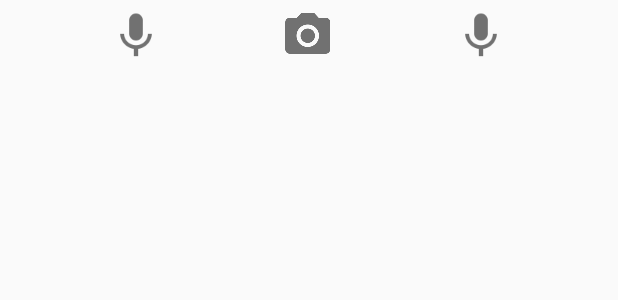
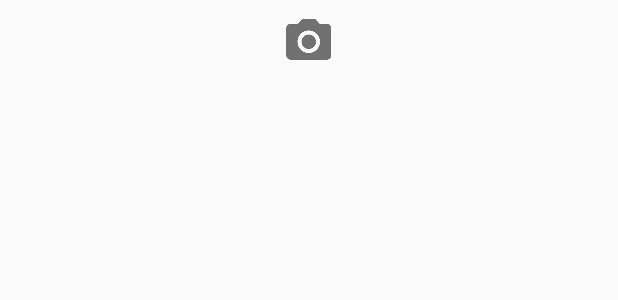
Before and after one commit to nbsp-team/translator-plus, an Android app: the layout main_bottom_buttons_bar.xml on its own in the app's theme, with its tools: preview values and no code run, on a phone screen of 412 x 824 dp. Shown: the top 300 px of the screen. Run offline under Robolectric (Android 15) with nearby library versions, the phone set to English and light mode, and no system bars.

Commit message:
Small fixes

```diff
--- a/app/src/main/AndroidManifest.xml
+++ b/app/src/main/AndroidManifest.xml
@@ -30,7 +30,8 @@
         <activity
             android:name=".ui.ActivityCloudSightAnalyze"
             android:label="@string/app_name"
-            android:theme="@style/AppTheme" >
+            android:theme="@style/AppTheme"
+            android:screenOrientation="portrait">
         </activity>
     </application>
 
--- a/app/src/main/java/com/nbsp/translator/api/ApiCloudSight.java
+++ b/app/src/main/java/com/nbsp/translator/api/ApiCloudSight.java
@@ -42,9 +42,7 @@ public class ApiCloudSight {
     private void initRestAdapter() {
         mRestAdapter = new RestAdapter.Builder()
                 .setEndpoint(BASE_URL)
-                .setRequestInterceptor(request -> {
-                    request.addHeader("Authorization", "CloudSight " + API_KEY);
-                })
+                .setRequestInterceptor(request -> request.addHeader("Authorization", "CloudSight " + API_KEY))
                 .setErrorHandler(cause -> {
                     switch(cause.getKind()) {
                         case NETWORK:
--- a/app/src/main/java/com/nbsp/translator/ui/ActivityEditText.java
+++ b/app/src/main/java/com/nbsp/translator/ui/ActivityEditText.java
@@ -1,11 +1,13 @@
 package com.nbsp.translator.ui;
 
+import android.content.Context;
 import android.content.Intent;
 import android.os.Bundle;
 import android.support.v7.app.AppCompatActivity;
 import android.transition.Fade;
 import android.transition.Transition;
 import android.view.View;
+import android.view.inputmethod.InputMethodManager;
 import android.widget.ImageView;
 import android.widget.LinearLayout;
 
@@ -58,6 +60,7 @@ public class ActivityEditText extends AppCompatActivity {
         if (getIntent() != null) {
             String text = getIntent().getExtras().getString(ORIGINAL_TEXT_EXTRA);
             mOriginalEditText.setText(text);
+            mOriginalEditText.setSelection(mOriginalEditText.getText().length());
         }
 
         mTranslateResultBar = new TranslateResultBar(mResultContainer);
@@ -141,6 +144,9 @@ public class ActivityEditText extends AppCompatActivity {
         intent.putExtra(ActivityTranslator.ORIGINAL_TEXT_EXTRA, mOriginalEditText.getText().toString());
         setResult(RESULT_OK, intent);
 
+        InputMethodManager imm = (InputMethodManager)getSystemService(Context.INPUT_METHOD_SERVICE);
+        imm.hideSoftInputFromWindow(mOriginalEditText.getWindowToken(), 0);
+
         super.onBackPressed();
     }
 
--- a/app/src/main/java/com/nbsp/translator/ui/ActivityTranslator.java
+++ b/app/src/main/java/com/nbsp/translator/ui/ActivityTranslator.java
@@ -61,6 +61,12 @@ public class ActivityTranslator extends AppCompatActivity {
     }
 
     @Override
+    protected void onResume() {
+        super.onResume();
+        mOriginalTextInput.setSelection(mOriginalTextInput.getText().length());
+    }
+
+    @Override
     protected void onDestroy() {
         super.onDestroy();
         mSubscription.unsubscribe();
--- a/app/src/main/res/layout/main_bottom_buttons_bar.xml
+++ b/app/src/main/res/layout/main_bottom_buttons_bar.xml
@@ -3,53 +3,17 @@
     xmlns:android="http://schemas.android.com/apk/res/android"
     android:layout_width="match_parent"
     android:layout_height="wrap_content"
+    android:gravity="center"
     android:layout_marginBottom="8dp"
     >
-    <Space
-        android:layout_width="0dp"
-        android:layout_height="1dp"
-        android:layout_weight="1" >
-    </Space>
-
-    <ImageButton
-        android:id="@+id/main_bottom_button_mic"
-        android:layout_width="@dimen/main_bottom_button_size"
-        android:layout_height="@dimen/main_bottom_button_size"
-        android:src="@drawable/ic_mic_black_36dp"
-        style="@style/MainBottomButton"
-        />
-
-    <Space
-        android:layout_width="0dp"
-        android:layout_height="1dp"
-        android:layout_weight="1" >
-    </Space>
 
     <ImageButton
         android:id="@+id/main_bottom_button_image"
         android:layout_width="@dimen/main_bottom_button_size"
         android:layout_height="@dimen/main_bottom_button_size"
+        android:padding="4dp"
         android:src="@drawable/ic_camera_alt_black_36dp"
         style="@style/MainBottomButton"
         />
 
-    <Space
-        android:layout_width="0dp"
-        android:layout_height="1dp"
-        android:layout_weight="1" >
-    </Space>
-
-    <ImageButton
-        android:id="@+id/main_bottom_button"
-        android:layout_width="@dimen/main_bottom_button_size"
-        android:layout_height="@dimen/main_bottom_button_size"
-        android:src="@drawable/ic_mic_black_36dp"
-        style="@style/MainBottomButton"
-        />
-
-    <Space
-        android:layout_width="0dp"
-        android:layout_height="1dp"
-        android:layout_weight="1" >
-    </Space>
 </LinearLayout>
--- a/app/src/main/res/values/dimens.xml
+++ b/app/src/main/res/values/dimens.xml
@@ -5,6 +5,6 @@
     <dimen name="activity_vertical_margin">16dp</dimen>
     <dimen name="app_bar_height">180dp</dimen>
     <dimen name="fab_margin">16dp</dimen>
-    <dimen name="main_bottom_button_size">48dp</dimen>
+    <dimen name="main_bottom_button_size">56dp</dimen>
     <dimen name="negative_action_bar_size">?attr/actionBarSize</dimen>
 </resources>
--- a/app/src/main/res/values/strings.xml
+++ b/app/src/main/res/values/strings.xml
@@ -12,4 +12,6 @@
 <!-- TODO: Remove or change this placeholder text -->
     <string name="hello_blank_fragment">Hello blank fragment</string>
     <string name="title_activity_preload">PreloadActivity</string>
+    <string name="сopy">Скопировать</string>
+    <string name="text_copyed">Перевод скопирован</string>
 </resources>
```
Also changed, not shown: app/src/main/java/com/nbsp/translator/ui/ActivityAbbyAnalyze.java (deleted, +0 -16 lines), app/src/main/java/com/nbsp/translator/ui/fragment/FragmentTranslationCard.java (+32 -1 lines), app/src/main/java/com/nbsp/translator/utils/UrlBuilder.java (added, +22 -0 lines), app/src/main/res/layout/fragment_translation_card.xml (+22 -1 lines), app/src/main/res/drawable-hdpi/ic_content_copy_white_24dp.png (added), app/src/main/res/drawable-mdpi/ic_content_copy_white_24dp.png (added), app/src/main/res/drawable-xhdpi/ic_content_copy_white_24dp.png (added), app/src/main/res/drawable-xxhdpi/ic_content_copy_white_24dp.png (added).
